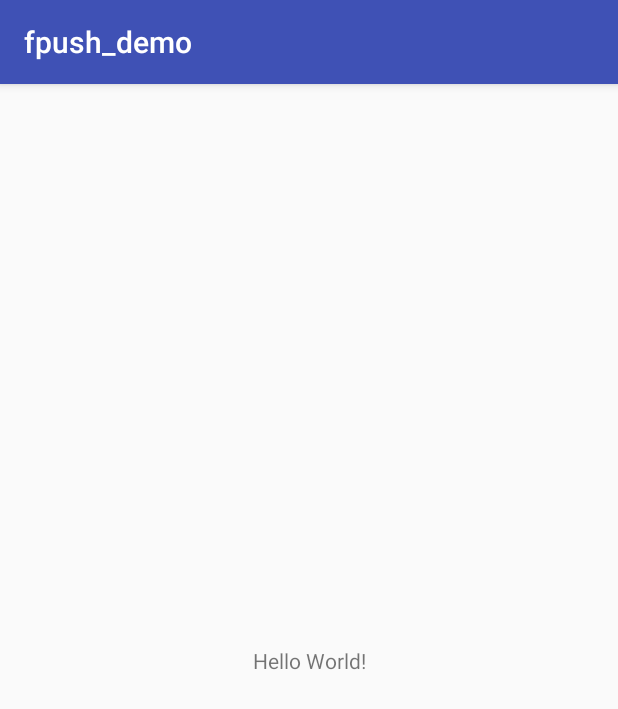
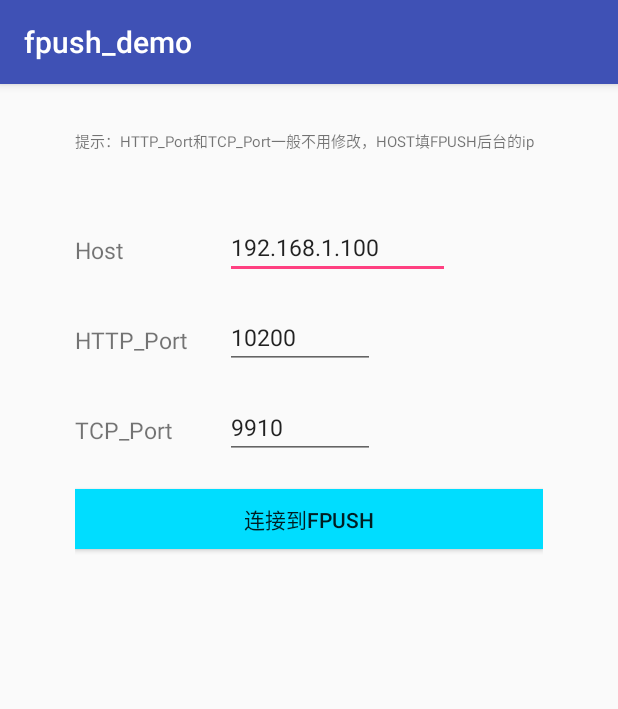
Before and after one commit to bootsrc/bootpush, an Android app: the screen it shows after launch (MainActivity), on a phone screen of 412 x 824 dp. Shown: the top 709 px of the screen. Run offline under Robolectric (Android 15) with nearby library versions, the phone set to English and light mode, and no system bars.

Commit message:
优化android代码

```diff
--- a/fpush-android-demo/app/src/main/java/com/appjishu/fpush_demo/activity/MainActivity.java
+++ b/fpush-android-demo/app/src/main/java/com/appjishu/fpush_demo/activity/MainActivity.java
@@ -1,17 +1,19 @@
 package com.appjishu.fpush_demo.activity;
 
-import android.content.BroadcastReceiver;
-import android.content.Context;
 import android.content.Intent;
 import android.os.Handler;
 import android.os.Message;
 import android.support.v7.app.AppCompatActivity;
 import android.os.Bundle;
+import android.text.TextUtils;
+import android.view.View;
+import android.widget.Button;
+import android.widget.EditText;
 import android.widget.Toast;
 
 import com.appjishu.fpush_demo.R;
 import com.appjishu.fpush_demo.boot.MsgService;
-import com.appjishu.fpush_demo.boot.MyApp;
+import com.appjishu.fpush_demo.constant.NetConstant;
 import com.appjishu.fpush_demo.constant.SysConstant;
 
 public class MainActivity extends AppCompatActivity {
@@ -19,6 +21,11 @@ public class MainActivity extends AppCompatActivity {
 
     private static MainActivity instance = null;
     private MsgHandler msgHandler;
+    private EditText hostEditText;
+    private EditText httpPortEditText;
+    private EditText tcpPortEditText;
+
+    private Button connectBtn;
 
     public static MainActivity getInstance() {
         return instance;
@@ -29,11 +36,14 @@ public class MainActivity extends AppCompatActivity {
         super.onCreate(savedInstanceState);
         setContentView(R.layout.activity_main);
         msgHandler = new MsgHandler();
+
+        hostEditText = findViewById(R.id.host_field);
+        httpPortEditText =findViewById(R.id.api_port_field);
+        tcpPortEditText = findViewById(R.id.tcp_port_field);
+        connectBtn = findViewById(R.id.connect_btn);
+        connectBtn.setOnClickListener(new ButtonClickListener());
+
         instance = this;
-
-        Intent intent = new Intent(this, MsgService.class);
-        startService(intent);
-
 //        Intent intent1 = new Intent("msgBroadcastReceiver");
 //        intent.putExtra(SysConstant.KEY_MSG_DESC, "XXXXXXXXXXXX");
 //        sendBroadcast(intent1);
@@ -51,6 +61,36 @@ public class MainActivity extends AppCompatActivity {
         msgHandler.sendMessage(message);
     }
 
+    public class ButtonClickListener implements View.OnClickListener {
+        @Override
+        public void onClick(View v) {
+            String host = hostEditText.getText().toString();
+            String httpPort = httpPortEditText.getText().toString();
+            String tcpPort = tcpPortEditText.getText().toString();
+            if (TextUtils.isEmpty(host)) {
+                Toast.makeText(MainActivity.this, "请输入Host", Toast.LENGTH_SHORT).show();
+                return;
+            } else {
+                NetConstant.PUSH_HOST = host;
+            }
+            if (TextUtils.isEmpty(httpPort)){
+                Toast.makeText(MainActivity.this, "请输入HTTP_Port", Toast.LENGTH_SHORT).show();
+                return;
+            } else {
+                NetConstant.API_PORT = Integer.valueOf(httpPort);
+            }
+            if (TextUtils.isEmpty(tcpPort)){
+                Toast.makeText(MainActivity.this, "请输入TCP_Port", Toast.LENGTH_SHORT).show();
+                return;
+            } else {
+                NetConstant.PUSH_PORT = Integer.valueOf(tcpPort);
+            }
+
+            Intent intent = new Intent(MainActivity.this, MsgService.class);
+            MainActivity.this.startService(intent);
+        }
+    }
+
     public class MsgHandler extends Handler {
         @Override
         public void handleMessage(Message msg) {
--- a/fpush-android-demo/app/src/main/java/com/appjishu/fpush_demo/client/NettyClient.java
+++ b/fpush-android-demo/app/src/main/java/com/appjishu/fpush_demo/client/NettyClient.java
@@ -1,10 +1,13 @@
 package com.appjishu.fpush_demo.client;
 
 import android.util.Log;
+import android.widget.Toast;
 
 import com.appjishu.fpush.core.model.MsgUser;
 import com.appjishu.fpush.core.model.ResponseData;
 import com.appjishu.fpush.core.proto.FMessage;
+import com.appjishu.fpush_demo.activity.MainActivity;
+import com.appjishu.fpush_demo.boot.MyApp;
 import com.appjishu.fpush_demo.constant.NetConstant;
 import com.appjishu.fpush_demo.constant.OneUser;
 import com.appjishu.fpush_demo.handler.HeartBeatRequestHandler;
@@ -62,7 +65,8 @@ public class NettyClient {
         FormBody formBody = new FormBody.Builder().add("appId", appId + "")
                 .add("appKey", appKey).build();
 
-        Request request = new Request.Builder().url(NetConstant.SITE + NetConstant.KEY_TOKEN_URL)
+        String urlStr = "http://" + NetConstant.PUSH_HOST + ":" + NetConstant.API_PORT + NetConstant.KEY_TOKEN_URL;
+        Request request = new Request.Builder().url(urlStr)
                 .post(formBody)
                 .build();
 
@@ -79,11 +83,15 @@ public class NettyClient {
                 if (response.code() == 200) {
                     String responseStr = response.body().string();
 //                    ResponseData responseData = JSON.parseObject(responseStr, ResponseData.class);
-                    ResponseData responseData =gson.fromJson(responseStr, ResponseData.class);
+                    ResponseData responseData = gson.fromJson(responseStr, ResponseData.class);
 
                     if (responseData.getCode() == 0) {
                         String clientToken = (String) responseData.getData();
                         try {
+//                            MainActivity mainActivity = MainActivity.getInstance();
+//                            if (mainActivity != null) {
+//                                Toast.makeText(MainActivity.getInstance(), "连接成功！", Toast.LENGTH_SHORT).show();
+//                            }
                             doStart(appId, clientToken);
                         } catch (Exception e) {
                             e.printStackTrace();
@@ -103,7 +111,7 @@ public class NettyClient {
         msgUser.setAccount(OneUser.ACCOUNT);
         msgUser.setAppId(appId);
         msgUser.setAppToken(clientToken);
-        String logText = "---register_config_appId=" +  appId + ",clientToken=" + clientToken;
+        String logText = "---register_config_appId=" + appId + ",clientToken=" + clientToken;
         Log.d(MY_TAG, logText);
         CurrentUser.setInfo(msgUser);
 
--- a/fpush-android-demo/app/src/main/java/com/appjishu/fpush_demo/constant/NetConstant.java
+++ b/fpush-android-demo/app/src/main/java/com/appjishu/fpush_demo/constant/NetConstant.java
@@ -5,10 +5,11 @@ public class NetConstant {
     public static final String APP_KEY = "9f5d74bb0f68";
 
 //    public static final String SITE = "http://192.168.1.106:10200";
-    public static final String SITE = "http://192.168.2.194:10200";
+//    public static final String SITE = "http://192.168.2.194:10200";
     public static final String KEY_TOKEN_URL = "/app/keyToken";
 
 //    public static final String PUSH_HOST = "192.168.1.106";
-    public static final String PUSH_HOST = "192.168.2.194";
-    public static final int PUSH_PORT = 9910;
+    public static String PUSH_HOST = "192.168.2.194";
+    public static int PUSH_PORT = 9910;
+    public static int API_PORT = 10200;
 }
--- a/fpush-android-demo/app/src/main/res/layout/activity_main.xml
+++ b/fpush-android-demo/app/src/main/res/layout/activity_main.xml
@@ -6,13 +6,96 @@
     android:layout_height="match_parent"
     tools:context=".activity.MainActivity">
 
-    <TextView
-        android:layout_width="wrap_content"
-        android:layout_height="wrap_content"
-        android:text="Hello World!"
-        app:layout_constraintBottom_toBottomOf="parent"
-        app:layout_constraintLeft_toLeftOf="parent"
-        app:layout_constraintRight_toRightOf="parent"
-        app:layout_constraintTop_toTopOf="parent" />
+    <LinearLayout
+        android:layout_width="match_parent"
+        android:layout_height="match_parent"
+        android:paddingStart="50dp"
+        android:paddingEnd="50dp"
+        android:orientation="vertical">
+
+        <TextView
+            android:layout_width="match_parent"
+            android:layout_height="40dp"
+            android:layout_marginTop="30dp"
+            android:textSize="10sp"
+            android:text="@string/introduce"/>
+
+        <LinearLayout
+            android:layout_width="match_parent"
+            android:layout_height="wrap_content"
+            android:orientation="horizontal"
+            android:layout_marginTop="20dp">
+
+            <TextView
+                android:layout_width="100dp"
+                android:layout_height="40dp"
+                android:textSize="15sp"
+                android:text="@string/host_lable" />
+
+            <EditText
+                android:id="@+id/host_field"
+                android:layout_width="150dp"
+                android:layout_height="40dp"
+                android:textSize="15sp"
+                android:text="@string/host_value"/>
+
+        </LinearLayout>
+
+
+        <LinearLayout
+            android:layout_width="match_parent"
+            android:layout_height="wrap_content"
+            android:orientation="horizontal"
+            android:layout_marginTop="20dp">
+
+            <TextView
+                android:layout_width="100dp"
+                android:layout_height="40dp"
+                android:textSize="15sp"
+                android:text="@string/api_port_lable" />
+
+            <EditText
+                android:id="@+id/api_port_field"
+                android:layout_width="100dp"
+                android:layout_height="40dp"
+                android:textSize="15sp"
+                android:text="@string/api_port_value"/>
+
+        </LinearLayout>
+
+        <LinearLayout
+            android:layout_width="match_parent"
+            android:layout_height="wrap_content"
+            android:orientation="horizontal"
+            android:layout_marginTop="20dp">
+
+            <TextView
+                android:layout_width="100dp"
+                android:layout_height="40dp"
+                android:textSize="15sp"
+                android:text="@string/tcp_port_lable" />
+
+            <EditText
+                android:id="@+id/tcp_port_field"
+                android:layout_width="100dp"
+                android:layout_height="40dp"
+                android:textSize="15sp"
+                android:text="@string/tcp_port_value"/>
+
+        </LinearLayout>
+
+        <Button
+            android:id="@+id/connect_btn"
+            android:layout_width="match_parent"
+            android:layout_height="40dp"
+            android:layout_marginTop="20dp"
+            android:background="@android:color/holo_blue_bright"
+            android:text="@string/btn_connect_text"/>
+
+    </LinearLayout>
+
+
+
+
 
 </android.support.constraint.ConstraintLayout>
--- a/fpush-android-demo/app/src/main/res/values/strings.xml
+++ b/fpush-android-demo/app/src/main/res/values/strings.xml
@@ -1,3 +1,12 @@
 <resources>
     <string name="app_name">fpush_demo</string>
+
+    <string name="host_lable">Host</string>
+    <string name="api_port_lable">HTTP_Port</string>
+    <string name="tcp_port_lable">TCP_Port</string>
+    <string name="btn_connect_text">连接到FPUSH</string>
+    <string name="host_value">192.168.1.100</string>
+    <string name="api_port_value">10200</string>
+    <string name="tcp_port_value">9910</string>
+    <string name="introduce">提示：HTTP_Port和TCP_Port一般不用修改，HOST填FPUSH后台的ip</string>
 </resources>
--- a/fpush-server/src/main/java/com/appjishu/fpush/server/controller/ApiController.java
+++ b/fpush-server/src/main/java/com/appjishu/fpush/server/controller/ApiController.java
@@ -3,7 +3,9 @@ package com.appjishu.fpush.server.controller;
 import java.util.LinkedList;
 import java.util.List;
 
+import org.apache.commons.lang3.StringUtils;
 import org.springframework.web.bind.annotation.RequestMapping;
+import org.springframework.web.bind.annotation.RequestParam;
 import org.springframework.web.bind.annotation.RestController;
 
 import com.appjishu.fpush.core.model.MsgData;
@@ -14,10 +16,14 @@ import com.appjishu.fpush.server.singleton.ToSendMap;
 public class ApiController {
 
 	@RequestMapping("/pushTest")
-	public String push() {
+	public String push(@RequestParam(value = "desc", required = false) String desc) {
 		MsgData msgData = new MsgData();
 		msgData.setTitle("fpush-Demo");
-		msgData.setDescription("这是一条推送给lsm001的消息!");
+
+		desc = StringUtils.isEmpty(desc) ? "一条推送给lsm001的消息!" : desc;
+		msgData.setDescription(desc);
+
+
 		List<MsgData> list = new LinkedList<MsgData> ();
 		list.add(msgData);
 		// 发送给某个用户，一般用这个用户的应用系统中的userId设置成alias，适用于单用户单设备在线聊天的应用场景
```
Also changed, not shown: 3 other files.
